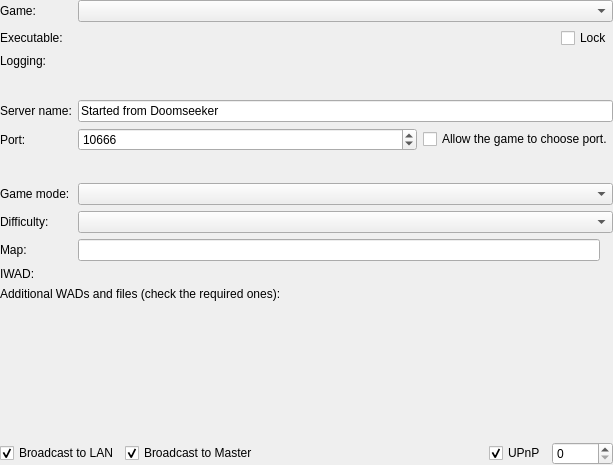
The window that src/core/gui/createserver/generalgamesetuppanel.ui (DoomseekerTeam/Doomseeker) describes before a commit, drawn with Qt 5.
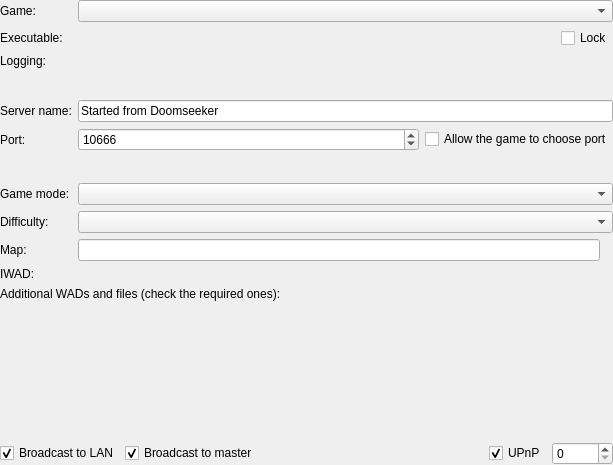
The same window after the commit. Icons and pictures are not drawn. Custom widgets are drawn as their Qt base class.

```diff
--- a/src/core/gui/createserver/generalgamesetuppanel.ui
+++ b/src/core/gui/createserver/generalgamesetuppanel.ui
@@ -179,7 +179,7 @@
            </sizepolicy>
           </property>
           <property name="text">
-           <string>Allow the game to choose port.</string>
+           <string>Allow the game to choose port</string>
           </property>
          </widget>
         </item>
@@ -331,7 +331,7 @@
       <item>
        <widget class="QCheckBox" name="cbBroadcastToMaster">
         <property name="text">
-         <string>Broadcast to Master</string>
+         <string>Broadcast to master</string>
         </property>
         <property name="checked">
          <bool>true</bool>
```
